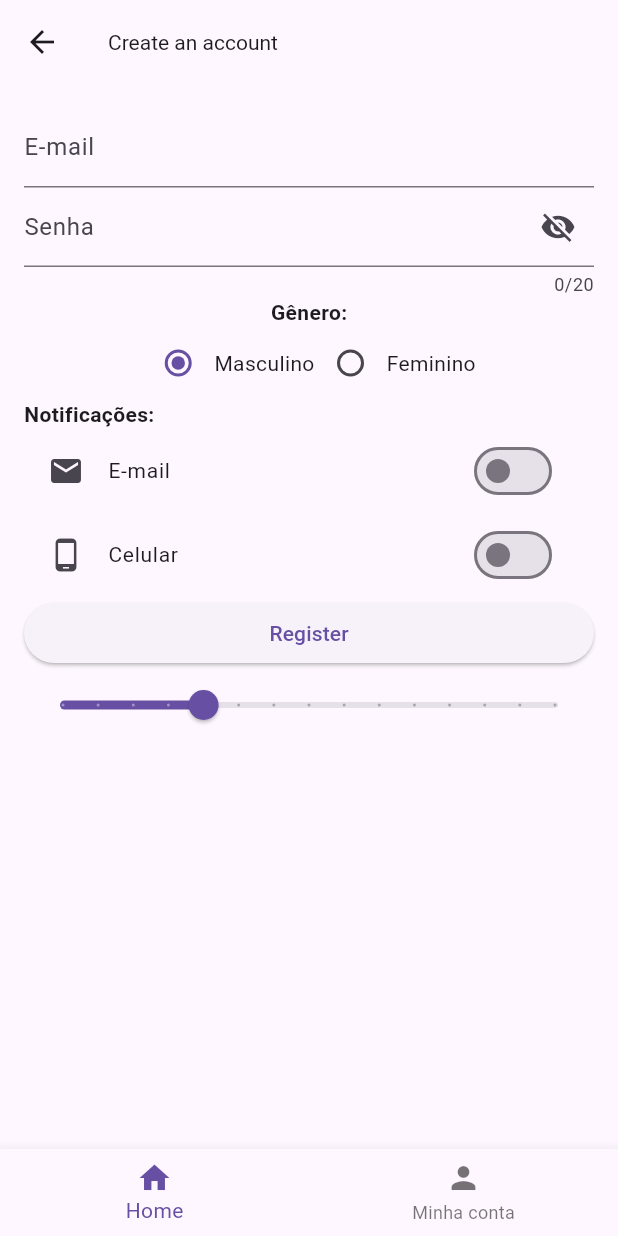
After one commit to athosmartinez/faculdade-ProjetoFlutter, a Flutter app: the screen it shows after launch, after a tap on "Cadastrar", on a phone screen of 412 x 824 dp. The commit adds this screen. Run offline on Flutter 3.47's test engine with Material 3 defaults, Android fonts, the phone set to English and light mode, and no system bars.

Commit message:
adding "telaCadastro"

```diff
--- a/login_screen/lib/main.dart
+++ b/login_screen/lib/main.dart
@@ -1,4 +1,5 @@
 import 'package:flutter/material.dart';
+import 'package:login_screen/telaCadastro.dart'; // Certifique-se de que este caminho esteja correto
 
 void main() {
   runApp(const MyApp());
@@ -9,9 +10,6 @@ class MyApp extends StatelessWidget {
 
   @override
   Widget build(BuildContext context) {
-    // Obtém os insets de segurança do dispositivo para a barra de status
-    final EdgeInsets statusBarPadding = MediaQuery.of(context).padding;
-
     return MaterialApp(
       home: Scaffold(
         appBar: AppBar(
@@ -19,8 +17,7 @@ class MyApp extends StatelessWidget {
         ),
         drawer: Drawer(
           child: ListView(
-            // Define o padding superior para o valor do padding da barra de status
-            padding: EdgeInsets.only(top: statusBarPadding.top),
+            padding: EdgeInsets.only(top: MediaQuery.of(context).padding.top), // Ajuste aqui
             children: const [
               ListTile(
                 leading: Icon(Icons.message),
@@ -44,7 +41,8 @@ class MyApp extends StatelessWidget {
             width: double.infinity,
             fit: BoxFit.fill,
           ),
-          Center(
+          Builder(
+            builder: (context) => Center(
               child: Padding(
                 padding: const EdgeInsets.all(20.0),
                 child: Form(
@@ -73,18 +71,23 @@ class MyApp extends StatelessWidget {
                           ),
                         ),
                       ),
-                    const Padding(
-                      padding: EdgeInsets.symmetric(vertical: 8.0),
+                      Padding(
+                        padding: const EdgeInsets.symmetric(vertical: 8.0),
                         child: Row(
                           mainAxisSize: MainAxisSize.min,
                           children: [
-                          Text(
+                            const Text(
                               'Não tem conta? ',
                               style: TextStyle(color: Colors.black, fontSize: 16),
                             ),
                             InkWell(
-                            // onTap: () {},
-                            child: Text(
+                              onTap: () {
+                                Navigator.push(
+                                    context,
+                                    MaterialPageRoute(
+                                        builder: (context) => CadastroScreen())); // Removido const daqui
+                              },
+                              child: const Text(
                                 'Cadastrar',
                                 style: TextStyle(
                                     color: Colors.blueAccent,
@@ -98,11 +101,12 @@ class MyApp extends StatelessWidget {
                       const SizedBox(height: 10),
                       ElevatedButton(
                         onPressed: () {
-                        // Logica de autenticação
+                          // Lógica de autenticação
                         },
                         child: const Text('Entrar'),
                       ),
                     ],
+                  ),
                 ),
               ),
             ),
--- /dev/null
+++ b/login_screen/lib/telaCadastro.dart
@@ -0,0 +1,183 @@
+import 'package:flutter/material.dart';
+
+class CadastroScreen extends StatefulWidget {
+  const CadastroScreen({Key? key}) : super(key: key);
+
+  @override
+  _CadastroScreenState createState() => _CadastroScreenState();
+}
+
+class _CadastroScreenState extends State<CadastroScreen> {
+  final _formKey = GlobalKey<FormState>();
+  bool _obscureText = true;
+  String _email = '';
+  String _senha = '';
+  String _genero = 'Masculino';
+  bool _notificacaoEmail = false;
+  bool _notificacaoCelular = false;
+  double _fontSize = 14;
+
+  @override
+  Widget build(BuildContext context) {
+    return Scaffold(
+      appBar: AppBar(
+        title: Text('Create an account', style: TextStyle(fontSize: _fontSize)),
+      ),
+      body: SingleChildScrollView(
+        child: Padding(
+          padding: const EdgeInsets.all(16.0),
+          child: Form(
+            key: _formKey,
+            child: Column(
+              crossAxisAlignment: CrossAxisAlignment.stretch,
+              children: <Widget>[
+                // Campo E-mail
+                TextFormField(
+                  decoration: const InputDecoration(labelText: 'E-mail'),
+                  keyboardType: TextInputType.emailAddress,
+                  onChanged: (value) => _email = value,
+                  style: TextStyle(fontSize: _fontSize),
+                ),
+                // Campo Senha
+                TextFormField(
+                  decoration: InputDecoration(
+                    labelText: 'Senha',
+                    suffixIcon: IconButton(
+                      icon: Icon(_obscureText
+                          ? Icons.visibility_off
+                          : Icons.visibility),
+                      onPressed: () {
+                        setState(() {
+                          _obscureText = !_obscureText;
+                        });
+                      },
+                    ),
+                  ),
+                  obscureText: _obscureText,
+                  maxLength: 20,
+                  onChanged: (value) => _senha = value,
+                  style: TextStyle(fontSize: _fontSize),
+                ),
+
+                Column(
+                  crossAxisAlignment: CrossAxisAlignment.center,
+                  children: [
+                    Text(
+                      'Gênero:',
+                      style: TextStyle(
+                          fontSize: _fontSize, fontWeight: FontWeight.bold),
+                    ),
+                    // Seleção de Gênero
+                    Row(
+                      mainAxisAlignment: MainAxisAlignment.center,
+                      children: [
+                        Radio<String>(
+                          value: 'Masculino',
+                          groupValue: _genero,
+                          onChanged: (value) {
+                            setState(() {
+                              _genero = value!;
+                            });
+                          },
+                        ),
+                        Text(
+                          'Masculino',
+                          style: TextStyle(fontSize: _fontSize),
+                        ),
+                        Radio<String>(
+                          value: 'Feminino',
+                          groupValue: _genero,
+                          onChanged: (value) {
+                            setState(() {
+                              _genero = value!;
+                            });
+                          },
+                        ),
+                        Text(
+                          'Feminino',
+                          style: TextStyle(fontSize: _fontSize),
+                        ),
+                      ],
+                    ),
+                  ],
+                ),
+                // Notificações
+                Column(
+                  crossAxisAlignment: CrossAxisAlignment.start,
+                  children: [
+                    Text(
+                      'Notificações:',
+                      style: TextStyle(
+                          fontSize: _fontSize, fontWeight: FontWeight.bold),
+                    ),
+                    SwitchListTile(
+                      title: Text(
+                        'E-mail',
+                        style: TextStyle(fontSize: _fontSize),
+                      ),
+                      value: _notificacaoEmail,
+                      onChanged: (bool value) {
+                        setState(() {
+                          _notificacaoEmail = value;
+                        });
+                      },
+                      secondary: const Icon(Icons.email),
+                    ),
+                    SwitchListTile(
+                      title: Text(
+                        'Celular',
+                        style: TextStyle(fontSize: _fontSize),
+                      ),
+                      value: _notificacaoCelular,
+                      onChanged: (bool value) {
+                        setState(() {
+                          _notificacaoCelular = value;
+                        });
+                      },
+                      secondary: const Icon(Icons.phone_android),
+                    ),
+                  ],
+                ),
+                // Botão Registrar
+                ElevatedButton(
+                  child: Text(
+                    'Register',
+                    style: TextStyle(fontSize: _fontSize),
+                  ),
+                  onPressed: () {
+                    // Implementar funcionalidade de registro
+                  },
+                ),
+                // Slider FontSize
+                Slider(
+                  value: _fontSize,
+                  min: 10,
+                  max: 24,
+                  divisions: 14,
+                  label: _fontSize.round().toString(),
+                  onChanged: (double value) {
+                    setState(() {
+                      _fontSize = value;
+                    });
+                  },
+                ),
+              ],
+            ),
+          ),
+        ),
+      ),
+      bottomNavigationBar: BottomNavigationBar(
+        items: const [
+          BottomNavigationBarItem(
+            icon: Icon(Icons.home),
+            label: 'Home',
+          ),
+          BottomNavigationBarItem(
+            icon: Icon(Icons.person),
+            label: 'Minha conta',
+          ),
+        ],
+      ),
+    );
+  }
+}
```
Lines whose indentation alone changed are shown as unchanged.
